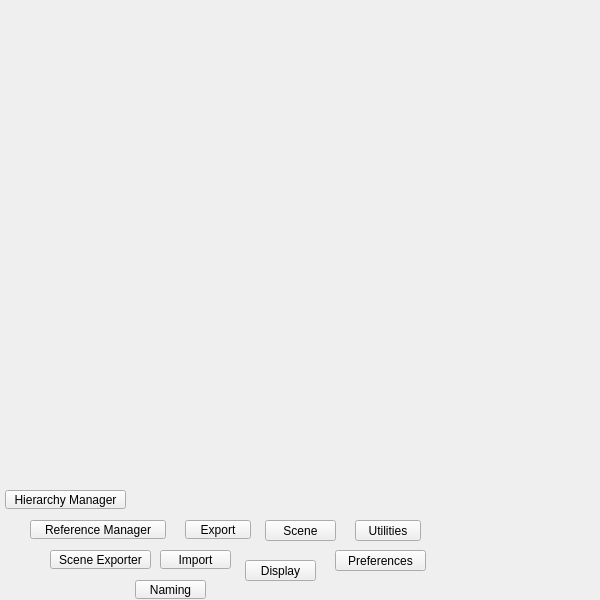
First picture: the form in tentacle/ui/scene#submenu.ui, repository m3trik/tentacle, before the edit.
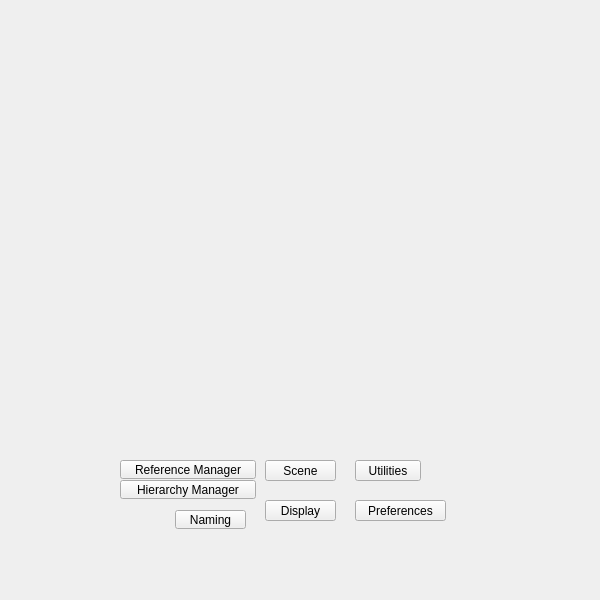
Second picture: the form after the edit. Custom widgets are drawn as their Qt base class.

Commit message: feat: Blender menu harvest parity; scene import cross-links; mirror_app_state sweep

```diff
--- a/tentacle/ui/scene#submenu.ui
+++ b/tentacle/ui/scene#submenu.ui
@@ -50,39 +50,30 @@
      <verstretch>0</verstretch>
     </sizepolicy>
    </property>
-   <widget class="QPushButton" name="b007">
+   <widget class="ExpandableList" name="list001" native="true">
     <property name="geometry">
      <rect>
-      <x>160</x>
-      <y>550</y>
-      <width>71</width>
-      <height>19</height>
+      <x>30</x>
+      <y>480</y>
+      <width>76</width>
+      <height>21</height>
      </rect>
     </property>
     <property name="minimumSize">
      <size>
-      <width>0</width>
-      <height>19</height>
+      <width>60</width>
+      <height>0</height>
      </size>
     </property>
-    <property name="maximumSize">
-     <size>
-      <width>16777215</width>
-      <height>19</height>
-     </size>
-    </property>
-    <property name="toolTip">
-     <string>Open most recent file.</string>
-    </property>
-    <property name="text">
-     <string>Import</string>
+    <property name="autoFillBackground">
+     <bool>true</bool>
     </property>
    </widget>
    <widget class="ExpandableList" name="list000" native="true">
     <property name="geometry">
      <rect>
       <x>145</x>
-      <y>480</y>
+      <y>420</y>
       <width>120</width>
       <height>21</height>
      </rect>
@@ -103,8 +94,8 @@
     </property>
     <property name="geometry">
      <rect>
-      <x>30</x>
-      <y>520</y>
+      <x>120</x>
+      <y>460</y>
       <width>136</width>
       <height>19</height>
      </rect>
@@ -134,66 +125,31 @@
      </size>
     </property>
    </widget>
-   <widget class="PushButton" name="tb003">
+   <widget class="ExpandableList" name="list002" native="true">
     <property name="geometry">
      <rect>
-      <x>185</x>
-      <y>520</y>
-      <width>66</width>
-      <height>19</height>
+      <x>30</x>
+      <y>460</y>
+      <width>76</width>
+      <height>21</height>
      </rect>
     </property>
     <property name="minimumSize">
      <size>
-      <width>0</width>
-      <height>19</height>
+      <width>60</width>
+      <height>0</height>
      </size>
     </property>
-    <property name="maximumSize">
-     <size>
-      <width>16777215</width>
-      <height>19</height>
-     </size>
-    </property>
-    <property name="toolTip">
-     <string>Export the scene to FBX (and optionally GLB).
-Click the gear icon to configure scope, included types, and save location.</string>
-    </property>
-    <property name="text">
-     <string>Export</string>
-    </property>
-   </widget>
-   <widget class="QPushButton" name="b002">
-    <property name="geometry">
-     <rect>
-      <x>50</x>
-      <y>550</y>
-      <width>101</width>
-      <height>19</height>
-     </rect>
-    </property>
-    <property name="minimumSize">
-     <size>
-      <width>0</width>
-      <height>19</height>
-     </size>
-    </property>
-    <property name="maximumSize">
-     <size>
-      <width>16777215</width>
-      <height>19</height>
-     </size>
-    </property>
-    <property name="text">
-     <string>Scene Exporter</string>
+    <property name="autoFillBackground">
+     <bool>true</bool>
     </property>
    </widget>
    <widget class="QPushButton" name="b004">
     <property name="geometry">
      <rect>
-      <x>5</x>
-      <y>490</y>
-      <width>121</width>
+      <x>120</x>
+      <y>480</y>
+      <width>136</width>
       <height>19</height>
      </rect>
     </property>
@@ -216,8 +172,8 @@
    <widget class="MenuButton" name="i032">
     <property name="geometry">
      <rect>
-      <x>245</x>
-      <y>560</y>
+      <x>265</x>
+      <y>500</y>
       <width>71</width>
       <height>21</height>
      </rect>
@@ -244,8 +200,8 @@
    <widget class="MenuButton" name="i022">
     <property name="geometry">
      <rect>
-      <x>335</x>
-      <y>550</y>
+      <x>355</x>
+      <y>500</y>
       <width>91</width>
       <height>21</height>
      </rect>
@@ -273,7 +229,7 @@
     <property name="geometry">
      <rect>
       <x>355</x>
-      <y>520</y>
+      <y>460</y>
       <width>66</width>
       <height>21</height>
      </rect>
@@ -304,7 +260,7 @@
     <property name="geometry">
      <rect>
       <x>265</x>
-      <y>520</y>
+      <y>460</y>
       <width>71</width>
       <height>21</height>
      </rect>
@@ -331,8 +287,8 @@
    <widget class="QPushButton" name="b005">
     <property name="geometry">
      <rect>
-      <x>135</x>
-      <y>580</y>
+      <x>175</x>
+      <y>510</y>
       <width>71</width>
       <height>19</height>
      </rect>
```
Left out of the diff: 24 changed lines with no effect on the pictures. The commit also changes 56 other files.
